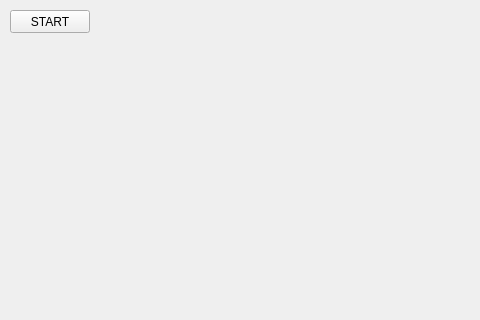
The window that mainwindow.ui (Robin-Dillen/PSE) describes before a commit, drawn with Qt 5; both pictures show x 0 to 480 and y 0 to 320 of the 800 by 600 pixel window.
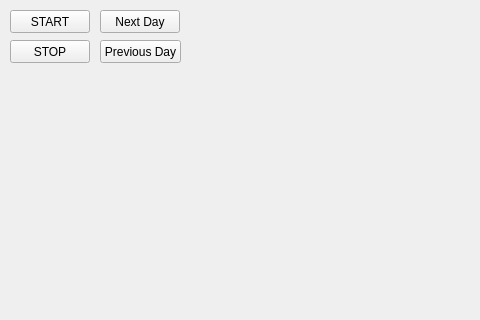
The same window after the commit.

Commit message: start/stop options

The edit to the form file:
```diff
--- a/mainwindow.ui
+++ b/mainwindow.ui
@@ -27,6 +27,45 @@
      <string>START</string>
     </property>
    </widget>
+   <widget class="QPushButton" name="StopButton">
+    <property name="geometry">
+     <rect>
+      <x>10</x>
+      <y>40</y>
+      <width>80</width>
+      <height>23</height>
+     </rect>
+    </property>
+    <property name="text">
+     <string>STOP</string>
+    </property>
+   </widget>
+   <widget class="QPushButton" name="NextDayButton">
+    <property name="geometry">
+     <rect>
+      <x>100</x>
+      <y>10</y>
+      <width>80</width>
+      <height>23</height>
+     </rect>
+    </property>
+    <property name="text">
+     <string>Next Day</string>
+    </property>
+   </widget>
+   <widget class="QPushButton" name="PreviousDayButton">
+    <property name="geometry">
+     <rect>
+      <x>100</x>
+      <y>40</y>
+      <width>81</width>
+      <height>23</height>
+     </rect>
+    </property>
+    <property name="text">
+     <string>Previous Day</string>
+    </property>
+   </widget>
   </widget>
   <widget class="QMenuBar" name="menubar">
    <property name="geometry">
```
The commit also changes 6 other files.
